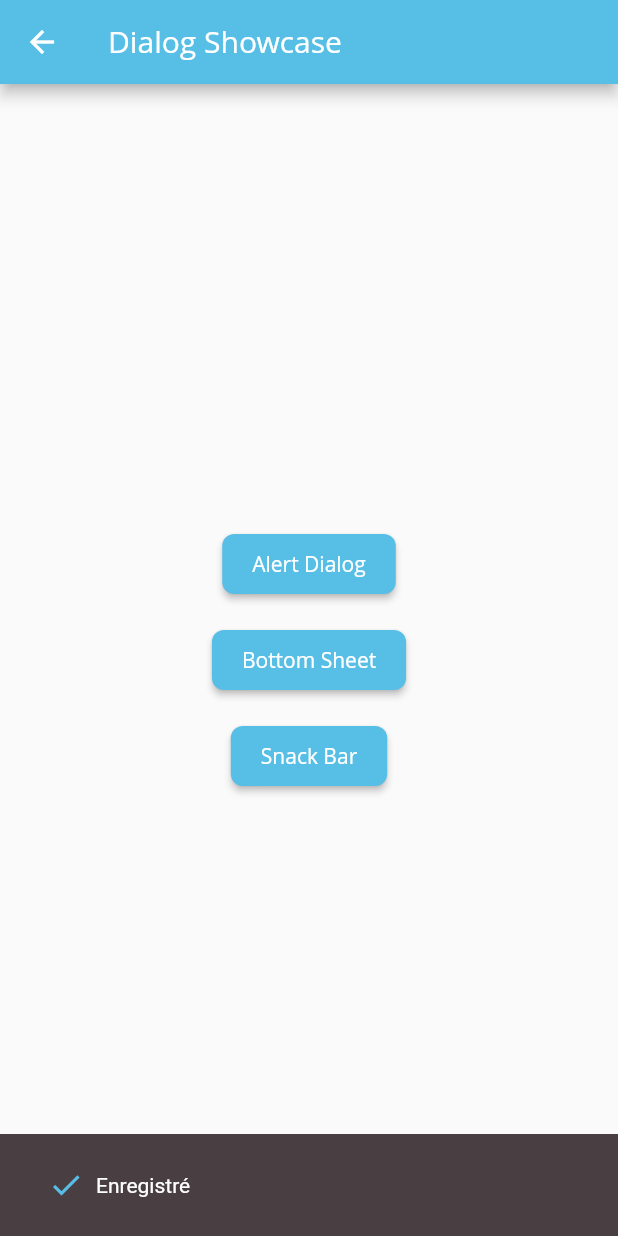
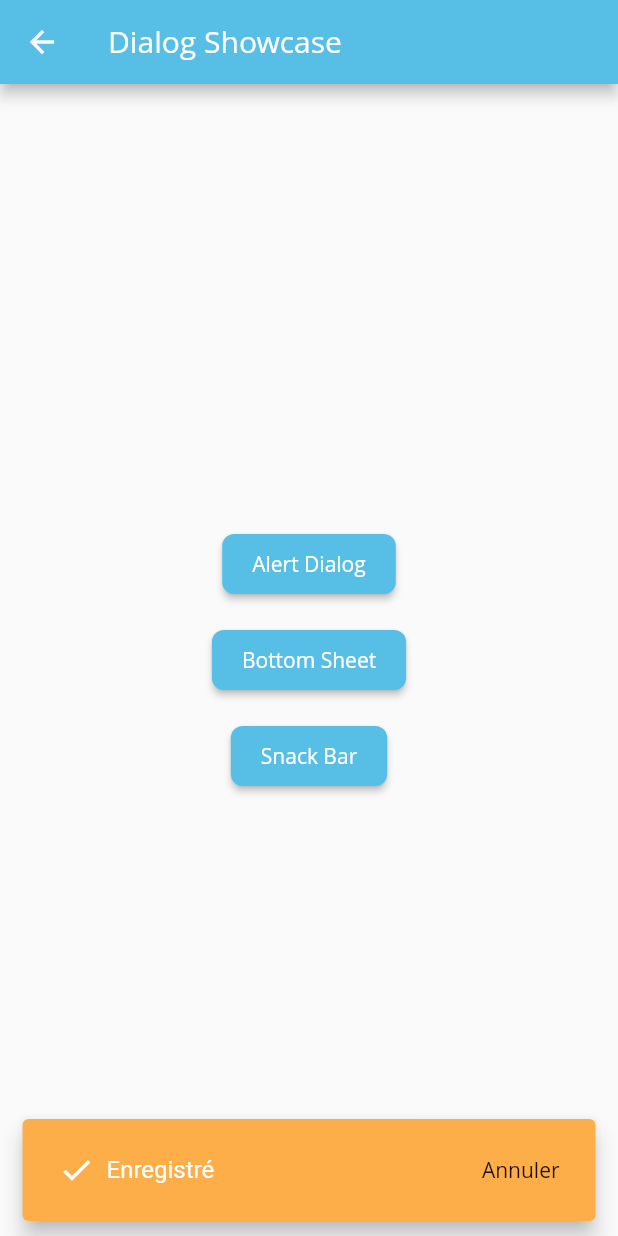
Before and after one commit to cr-crme/crcrme_material_theme, a Flutter app: the DialogShowcase screen opened by its route, after a tap on "Snack Bar", on a phone screen of 412 x 824 dp. Run offline on Flutter 3.47's test engine with Material 2 defaults, Android fonts, the phone set to English and light mode, and no system bars; Roboto replaces fonts that are missing (Open Sans).

```diff
--- a/lib/screens/dialog_showcase.dart
+++ b/lib/screens/dialog_showcase.dart
@@ -53,6 +53,10 @@ class DialogShowcase extends StatelessWidget {
             child: TextButton(
                 onPressed: () {
                   ScaffoldMessenger.of(context).showSnackBar(SnackBar(
+                      action: SnackBarAction(
+                        label: "Annuler",
+                        onPressed: () {},
+                      ),
                       content: Row(
                         children: const [
                           Padding(
```
Also changed, not shown: lib/theme.dart (+7 -1 lines). Lines whose indentation alone changed are shown as unchanged.
